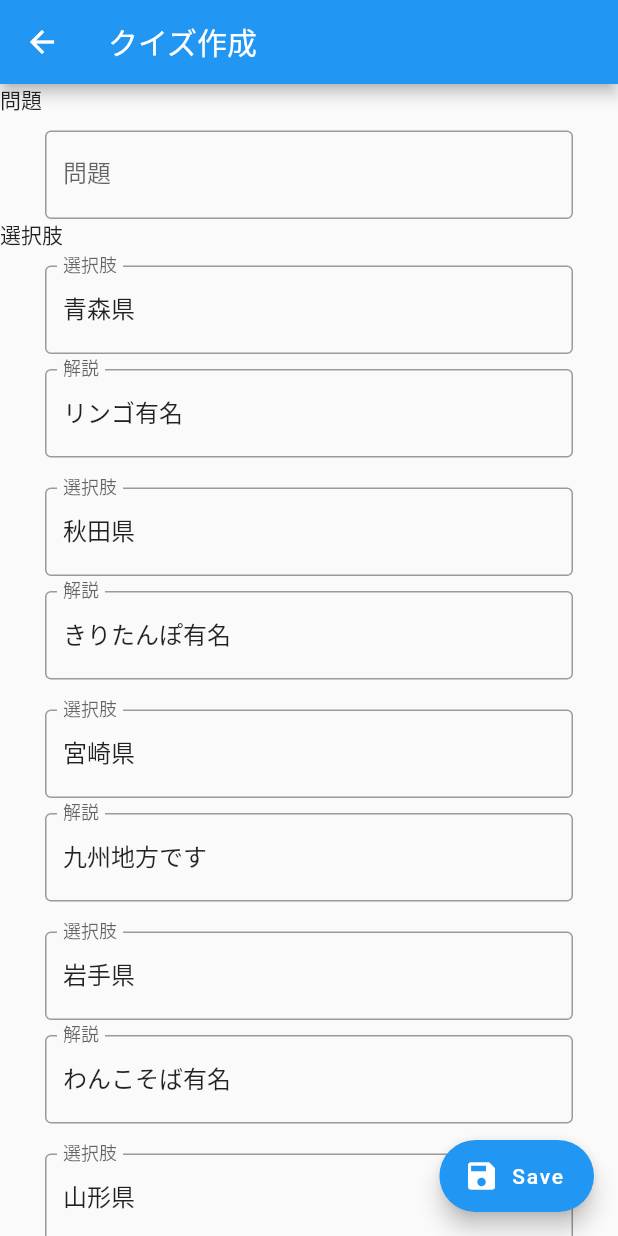
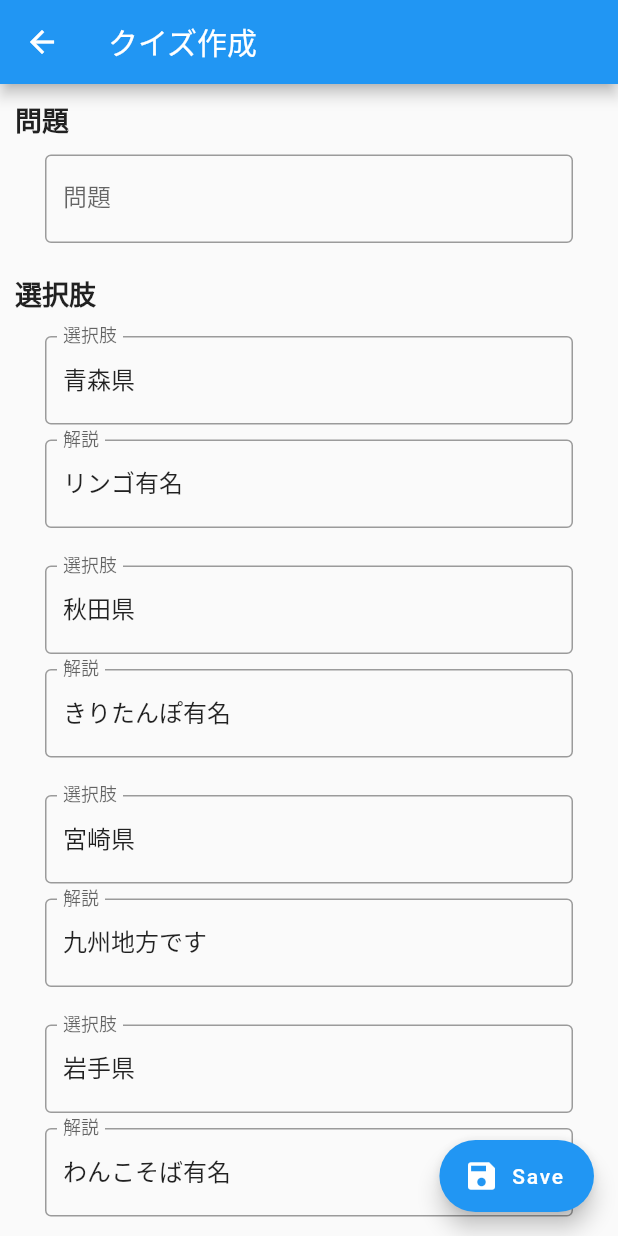
Before and after one commit to jugjug7531/babanuki_suddendeath, a Flutter app: the QuizEdit screen opened by its route, on a phone screen of 412 x 824 dp. Run offline on Flutter 3.47's test engine with Material 2 defaults, Android fonts, the phone set to English and light mode, and no system bars; our stand-ins replace audioplayers, flip_card.

Commit message:
クイズ作成ページのレイアウト微修正 カード裏面背景画像を中央に表示するように修正 sizedboxでスペースを空けるように修正

```diff
--- a/lib/quiz/quiz_base.dart
+++ b/lib/quiz/quiz_base.dart
@@ -127,8 +127,10 @@ class QuizBase extends StatelessWidget {
             child: Stack(
               children: <Widget>[
                 // 背景画像
-                Image(
+                Center(
+                  child:Image(
                     image: AssetImage(_judgeImage),
+                  )
                 ),
                 // 文字
                 Center(
@@ -212,10 +214,9 @@ class QuizBase extends StatelessWidget {
                 )
               ]
             ),
+            const SizedBox(height: 30),
             // タイトル画面に戻るボタン
-            Padding(
-              padding: const EdgeInsets.all(30),
-              child: ElevatedButton(
+            ElevatedButton(
               child: const Text('問題選択ページに戻る'),
               style: ElevatedButton.styleFrom(
                 primary: Colors.blue,
@@ -225,7 +226,6 @@ class QuizBase extends StatelessWidget {
                 Navigator.pop(context);
               },
             ),
-            ),
           ]
         ),
       ),
--- a/lib/quiz_edit.dart
+++ b/lib/quiz_edit.dart
@@ -53,6 +53,8 @@ class _QuizEditState extends State<QuizEdit> {
   ];
   /// 問題番号
   int questionNumber = 0;
+  /// 選択肢の数(quiz_baseにも関わるため別のところで定義すべき？)
+  final int choiceTotalNum = 6;
 
   /// 問題入力欄Widget
   Widget questionTextField(int questionNum){
@@ -65,7 +67,7 @@ class _QuizEditState extends State<QuizEdit> {
           labelText: '問題',
         ),
         onChanged: (String value){
-          print("問題 : ${value}");
+          debugPrint("問題 : ${value}");
           questions[questionNum]['question'] = value;
         },
       )
@@ -75,7 +77,7 @@ class _QuizEditState extends State<QuizEdit> {
   /// 選択肢入力欄Widget
   Widget choiceTextField(int questionNum, int choiceNum){
     return Container(
-      margin: const EdgeInsets.only(top: 10, left: 30, right: 30),
+      margin: const EdgeInsets.only(top: 5, left: 30, right: 30, bottom: 5),
       child: TextField(
         controller: TextEditingController(text: questions[choiceNum]['choice']),
         decoration: const InputDecoration(
@@ -83,7 +85,7 @@ class _QuizEditState extends State<QuizEdit> {
           labelText: '選択肢',
         ),
         onChanged: (String value){
-          print("選択肢${choiceNum} : ${value}");
+          debugPrint("選択肢${choiceNum} : ${value}");
           questions[choiceNum]['choice'] = value;
         },
       )
@@ -93,7 +95,7 @@ class _QuizEditState extends State<QuizEdit> {
   ///解説入力欄Widget
   Widget explainTextField(int questionNum, int choiceNum){
     return Container(
-      margin: const EdgeInsets.only(top: 10, left: 30, right: 30, bottom: 10),
+      margin: const EdgeInsets.only(top: 5, left: 30, right: 30, bottom: 5),
       child: TextField(
         controller: TextEditingController(text: questions[choiceNum]['explanation']),
         decoration: const InputDecoration(
@@ -101,7 +103,7 @@ class _QuizEditState extends State<QuizEdit> {
           labelText: '解説',
         ),
         onChanged: (String value){
-          print("解説${choiceNum} : ${value}");
+          debugPrint("解説${choiceNum} : ${value}");
           questions[choiceNum]['explanation'] = value;
         },
       )
@@ -110,27 +112,50 @@ class _QuizEditState extends State<QuizEdit> {
 
   @override
   Widget build(BuildContext context) {
+    ///選択肢全体
+    List<Widget> choiceForm = [];
+
+    for(int i = 0; i < choiceTotalNum; i++){
+      choiceForm.add(choiceTextField(questionNumber, i));
+      choiceForm.add(explainTextField(questionNumber, i));
+      choiceForm.add(const SizedBox(height: 15));
+    }
+
     return Scaffold(
       appBar: AppBar(
         title: Text(widget.title),
       ),
       body:ListView (
         children: <Widget>[
-          const Text("問題"),
+          const SizedBox(height: 10),
+          // "問題"テキスト
+          Container(
+            margin: const EdgeInsets.only(left: 10),
+            child: const Text(
+              "問題",
+              style: TextStyle(
+                fontSize: 18,
+                fontWeight: FontWeight.bold,
+              )
+            )
+          ),
+          // 問題文入力欄
           questionTextField(questionNumber),
-          const Text("選択肢"),
-          choiceTextField(questionNumber, 0),
-          explainTextField(questionNumber, 0),
-          choiceTextField(questionNumber, 1),
-          explainTextField(questionNumber, 1),
-          choiceTextField(questionNumber, 2),
-          explainTextField(questionNumber, 2),
-          choiceTextField(questionNumber, 3),
-          explainTextField(questionNumber, 3),
-          choiceTextField(questionNumber, 4),
-          explainTextField(questionNumber, 4),
-          choiceTextField(questionNumber, 5),
-          explainTextField(questionNumber, 5),
+          const SizedBox(height: 20),
+          // "選択肢"テキスト
+          Container(
+            margin: const EdgeInsets.only(left: 10),
+            child: const Text(
+              "選択肢",
+              style: TextStyle(
+                fontSize: 18,
+                fontWeight: FontWeight.bold,
+              )
+            )
+          ),
+          const SizedBox(height: 10),
+          //全選択肢入力欄
+          Column(children:choiceForm)
         ],
       ),
       // クイズ保存ボタン
@@ -138,7 +163,7 @@ class _QuizEditState extends State<QuizEdit> {
         label: const Text('Save'),
         icon: const Icon(Icons.save),
         onPressed: (){
-          print("保存する処理を実装する");
+          debugPrint("保存する処理を実装する");
         },
       )
     );
```
Lines whose indentation alone changed are shown as unchanged.
